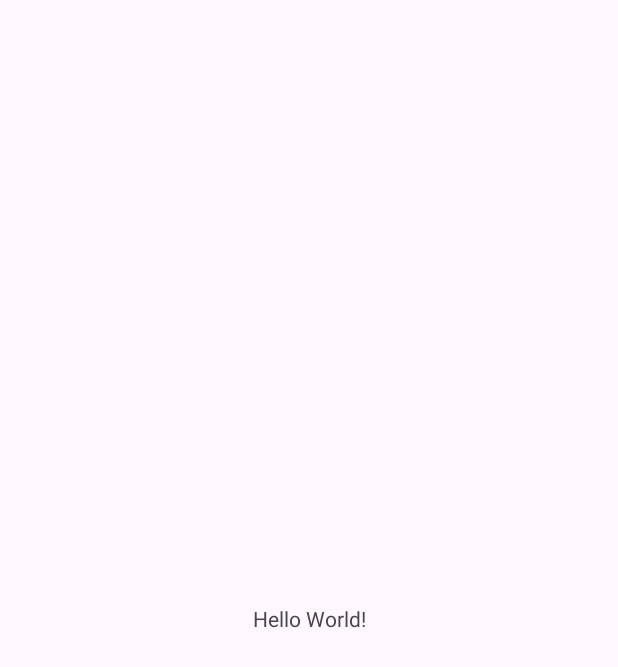
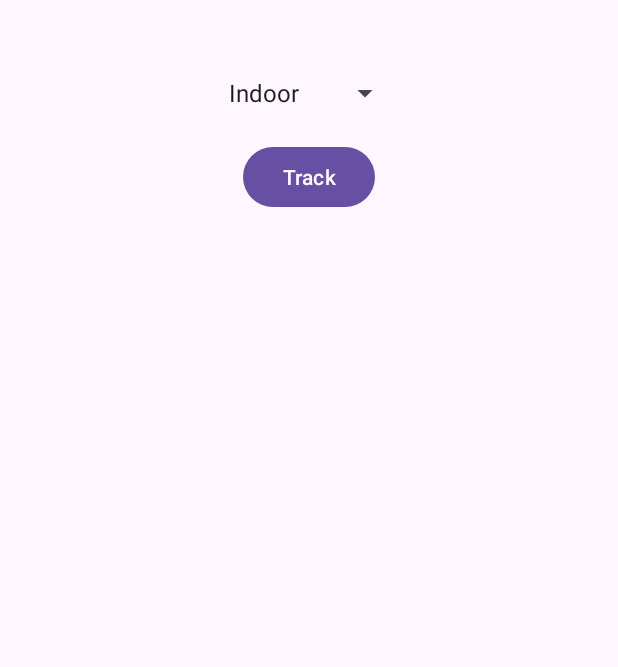
Before and after one commit to mtasd1/IOandroid, an Android app: the screen it shows after launch (MainActivity), on a phone screen of 412 x 824 dp. Before the commit the part shown is almost empty. Shown: the top 667 px of the screen. Run offline under Robolectric (Android 15) with nearby library versions, the phone set to English and light mode, and no system bars.

Commit message:
Add dropdown list and track button

```diff
--- a/app/src/main/res/layout/activity_main.xml
+++ b/app/src/main/res/layout/activity_main.xml
@@ -1,18 +1,30 @@
 <?xml version="1.0" encoding="utf-8"?>
-<androidx.constraintlayout.widget.ConstraintLayout xmlns:android="http://schemas.android.com/apk/res/android"
+<androidx.constraintlayout.widget.ConstraintLayout
+    xmlns:android="http://schemas.android.com/apk/res/android"
     xmlns:app="http://schemas.android.com/apk/res-auto"
-    xmlns:tools="http://schemas.android.com/tools"
     android:layout_width="match_parent"
-    android:layout_height="match_parent"
-    tools:context=".MainActivity">
+    android:layout_height="match_parent">
 
-    <TextView
+    <Spinner
+        android:id="@+id/spinnerLocation"
+        android:layout_width="0dp"
+        android:layout_height="wrap_content"
+        android:entries="@array/location_options"
+        app:layout_constraintStart_toStartOf="parent"
+        app:layout_constraintEnd_toEndOf="parent"
+        app:layout_constraintTop_toTopOf="parent"
+        android:layout_marginTop="50dp"
+        app:layout_constraintWidth_default="wrap"
+        />
+
+    <Button
+        android:id="@+id/btnTrack"
         android:layout_width="wrap_content"
         android:layout_height="wrap_content"
-        android:text="Hello World!"
-        app:layout_constraintBottom_toBottomOf="parent"
+        app:layout_constraintTop_toBottomOf="@+id/spinnerLocation"
+        app:layout_constraintStart_toStartOf="parent"
         app:layout_constraintEnd_toEndOf="parent"
-        app:layout_constraintStart_toStartOf="parent"
-        app:layout_constraintTop_toTopOf="parent" />
+        android:layout_marginTop="20dp"
+        android:text="Track" />
 
 </androidx.constraintlayout.widget.ConstraintLayout>
--- /dev/null
+++ b/app/src/main/res/values/arrays.xml
@@ -0,0 +1,7 @@
+<?xml version="1.0" encoding="utf-8"?>
+<resources>
+    <string-array name="location_options">
+        <item>Indoor</item>
+        <item>Outdoor</item>
+    </string-array>
+</resources>
```
